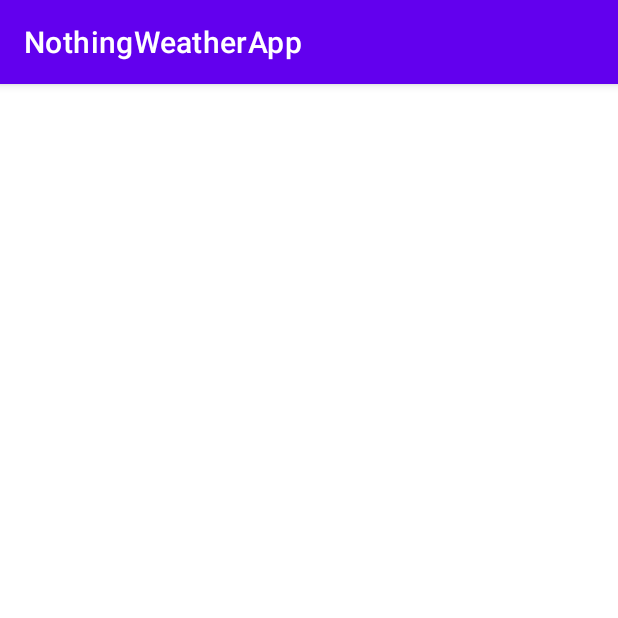
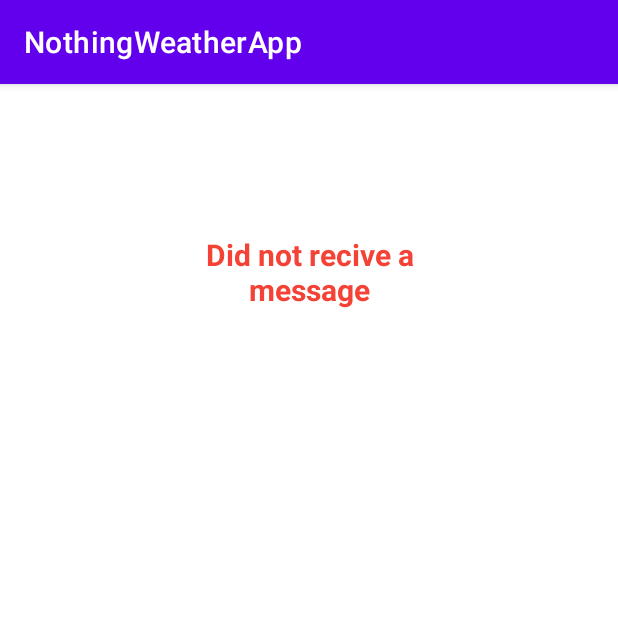
Before and after one commit to muhammedbilals/weather_app, an Android app: the SecondActivity screen opened directly, with no data from a screen before it, on a phone screen of 412 x 824 dp, the top half of it. Run offline under Robolectric (Android 15) with nearby library versions, the phone set to English and light mode, and no system bars; 1 statement that could not run was skipped.

Commit message:
added text

```diff
--- a/app/src/main/java/com/inspired/weatherapp/MainActivity.kt
+++ b/app/src/main/java/com/inspired/weatherapp/MainActivity.kt
@@ -22,10 +22,11 @@ class MainActivity : AppCompatActivity() {
             Toast.makeText(this,"button clicked",Toast.LENGTH_SHORT,).show();
         }
         btnToSentText.setOnClickListener(){
-            Toast.makeText(this,"Second button clicked",Toast.LENGTH_SHORT,).show();
+
             val message :String = etUserMessage.text.toString();
             Toast.makeText(this,message,Toast.LENGTH_SHORT,).show();
             val intent =Intent(this,SecondActivity::class.java)
+            intent.putExtra("user_message",message)
             startActivity(intent)
         }
 
--- a/app/src/main/java/com/inspired/weatherapp/SecondActivity.kt
+++ b/app/src/main/java/com/inspired/weatherapp/SecondActivity.kt
@@ -2,12 +2,28 @@ package com.inspired.weatherapp
 
 import android.os.Bundle
 import android.os.PersistableBundle
+import android.widget.TextView
+import android.widget.Toast
 import androidx.appcompat.app.AppCompatActivity
 
 class SecondActivity : AppCompatActivity(){
-    override fun onCreate(savedInstanceState: Bundle?, persistentState: PersistableBundle?) {
-        super.onCreate(savedInstanceState, persistentState)
+    override fun onCreate(savedInstanceState: Bundle?) {
+        super.onCreate(savedInstanceState)
         setContentView(R.layout.activity_second)
+
+        val bundle : Bundle? =intent.extras
+        val msg = bundle!!.getString("user_message")
+
+        val showMessage =findViewById<TextView>(R.id.txvUserMessage)
+
+        if(msg!=null){
+            showMessage.text =msg
+
+            Toast.makeText(this , msg,Toast.LENGTH_SHORT).show()
+        }
+        else {
+            showMessage.text ="Did not recive a message"
+        }
 
     }
 }
--- a/app/src/main/res/layout/activity_second.xml
+++ b/app/src/main/res/layout/activity_second.xml
@@ -4,4 +4,18 @@
     android:layout_width="match_parent"
     android:layout_height="match_parent">
 
+    <TextView
+        android:id="@+id/txvUserMessage"
+        android:layout_width="wrap_content"
+        android:layout_height="wrap_content"
+        android:layout_weight="1"
+        android:textSize="20sp"
+        android:textStyle="bold"
+        android:textColor="#F44336"
+        android:textAlignment="center"
+        android:layout_marginTop="100dp"
+        android:layout_marginHorizontal="100dp"
+        android:text="TextView" />
+
+
 </LinearLayout>
```
